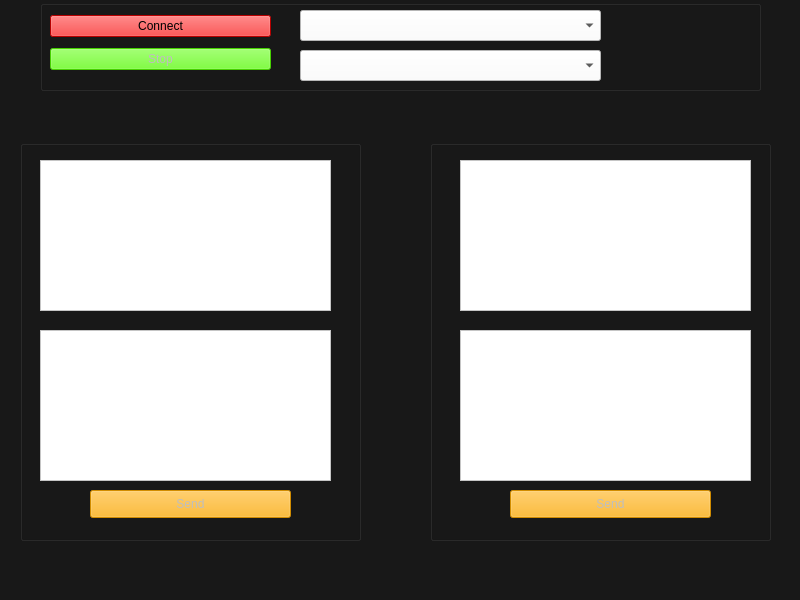
QuangPhuoc1998/QT, file wg_serialport/wg_serialport/mainwindow.ui: the form before one commit.
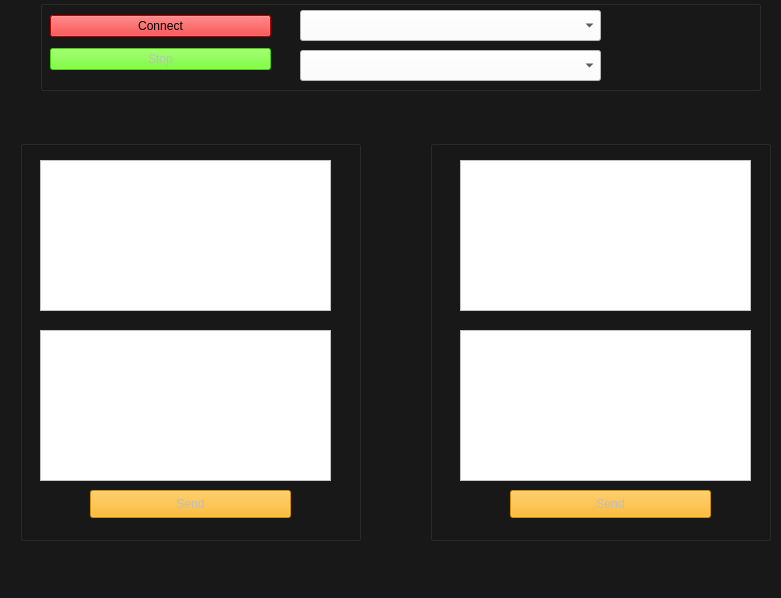
The form after the commit.

```diff
--- a/wg_serialport/wg_serialport/mainwindow.ui
+++ b/wg_serialport/wg_serialport/mainwindow.ui
@@ -6,8 +6,8 @@
    <rect>
     <x>0</x>
     <y>0</y>
-    <width>800</width>
-    <height>600</height>
+    <width>781</width>
+    <height>598</height>
    </rect>
   </property>
   <property name="windowTitle">
```
Left out of the diff: 6 changed lines with no effect on the pictures.
